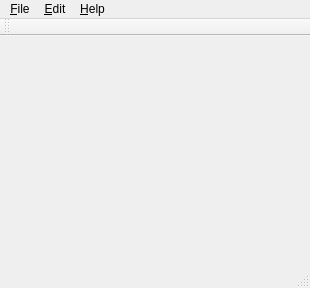
Before: the Qt Designer form src/ui/mainwindow.ui in vatriani/mybookdb, drawn with Qt 5.
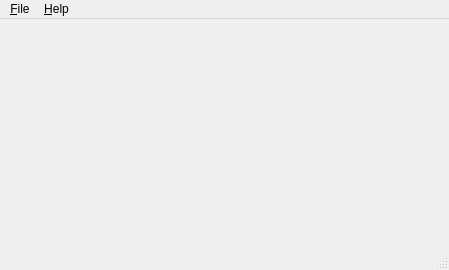
After: the same form once the commit is applied.

```diff
--- a/src/ui/mainwindow.ui
+++ b/src/ui/mainwindow.ui
@@ -7,20 +7,64 @@
    <rect>
     <x>0</x>
     <y>0</y>
-    <width>310</width>
-    <height>288</height>
+    <width>449</width>
+    <height>270</height>
    </rect>
   </property>
   <property name="windowTitle">
    <string>MyBookDB</string>
   </property>
-  <widget class="QWidget" name="centralwidget"/>
+  <widget class="QWidget" name="centralwidget">
+   <layout class="QVBoxLayout" name="verticalLayout">
+    <property name="spacing">
+     <number>0</number>
+    </property>
+    <property name="leftMargin">
+     <number>0</number>
+    </property>
+    <property name="topMargin">
+     <number>0</number>
+    </property>
+    <property name="rightMargin">
+     <number>0</number>
+    </property>
+    <property name="bottomMargin">
+     <number>0</number>
+    </property>
+    <item>
+     <widget class="QScrollArea" name="scrollArea">
+      <property name="frameShape">
+       <enum>QFrame::NoFrame</enum>
+      </property>
+      <property name="frameShadow">
+       <enum>QFrame::Plain</enum>
+      </property>
+      <property name="lineWidth">
+       <number>0</number>
+      </property>
+      <property name="widgetResizable">
+       <bool>true</bool>
+      </property>
+      <widget class="QWidget" name="scrollAreaWidgetContents">
+       <property name="geometry">
+        <rect>
+         <x>0</x>
+         <y>0</y>
+         <width>449</width>
+         <height>229</height>
+        </rect>
+       </property>
+      </widget>
+     </widget>
+    </item>
+   </layout>
+  </widget>
   <widget class="QMenuBar" name="menubar">
    <property name="geometry">
     <rect>
      <x>0</x>
      <y>0</y>
-     <width>310</width>
+     <width>449</width>
      <height>19</height>
     </rect>
    </property>
@@ -31,15 +75,6 @@
     <addaction name="actionOpen"/>
     <addaction name="actionQuit"/>
    </widget>
-   <widget class="QMenu" name="menuEdit">
-    <property name="title">
-     <string>&amp;Edit</string>
-    </property>
-    <addaction name="actionadd_Book"/>
-    <addaction name="actionedit_Book"/>
-    <addaction name="actionRemove_Book"/>
-    <addaction name="separator"/>
-   </widget>
    <widget class="QMenu" name="menuHelp">
     <property name="title">
      <string>&amp;Help</string>
@@ -48,21 +83,9 @@
     <addaction name="actionAbout_Qt"/>
    </widget>
    <addaction name="menuFile"/>
-   <addaction name="menuEdit"/>
    <addaction name="menuHelp"/>
   </widget>
   <widget class="QStatusBar" name="statusbar"/>
-  <widget class="QToolBar" name="toolBar">
-   <property name="windowTitle">
-    <string>toolBar</string>
-   </property>
-   <attribute name="toolBarArea">
-    <enum>TopToolBarArea</enum>
-   </attribute>
-   <attribute name="toolBarBreak">
-    <bool>false</bool>
-   </attribute>
-  </widget>
   <action name="actionOpen">
    <property name="text">
     <string>&amp;Open</string>
```
Left out of the diff: 3 changed lines with no effect on the pictures.
